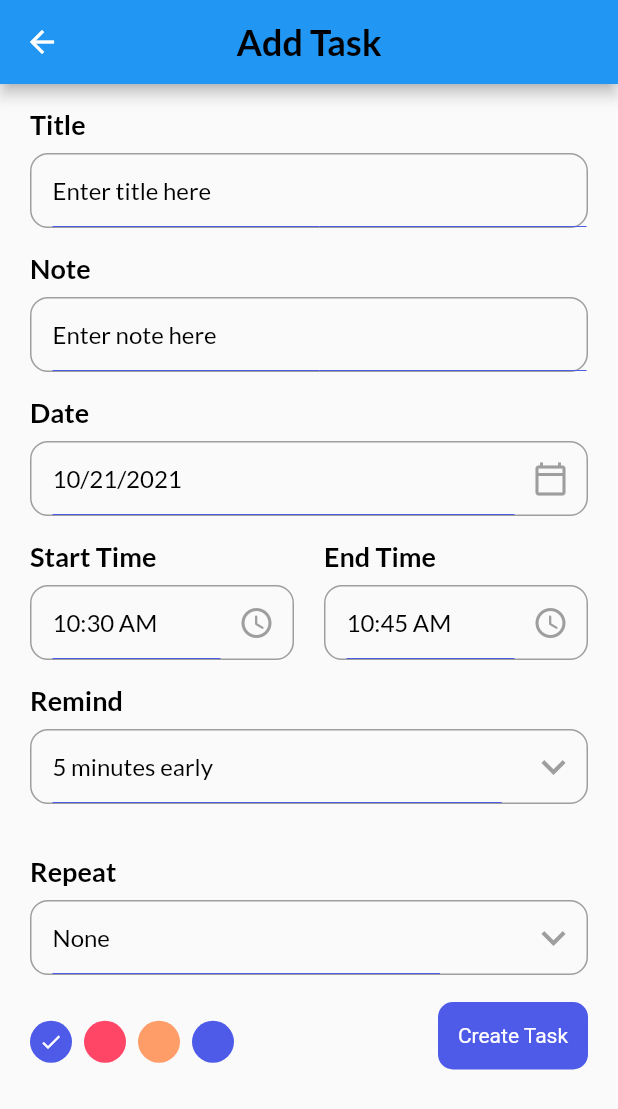
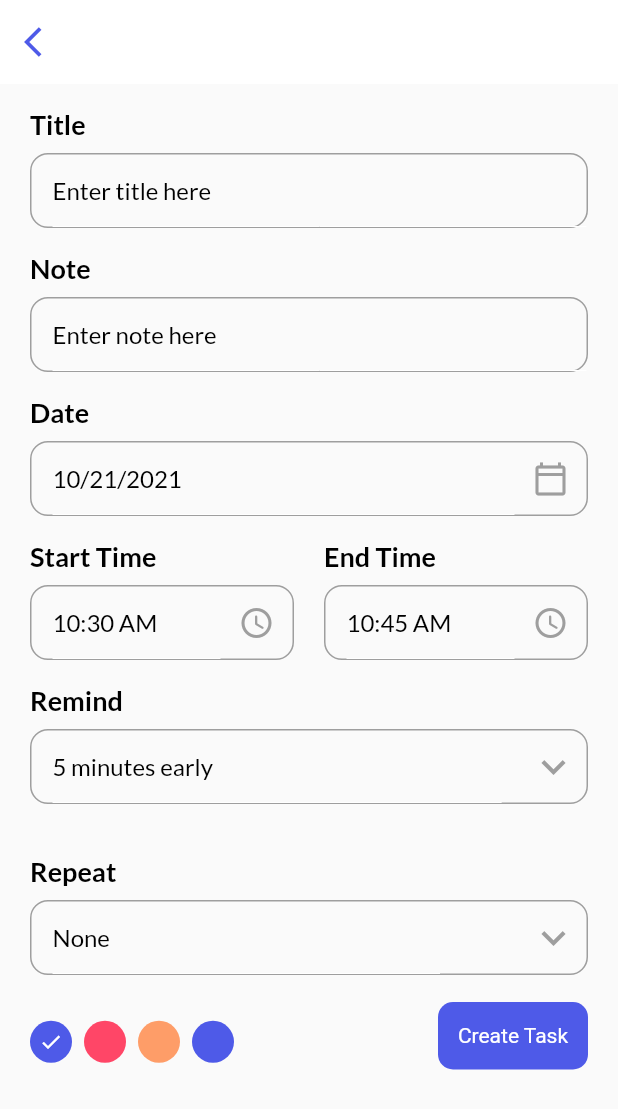
Before and after one commit to HowkMii/Todo-Mii, a Flutter app: the AddTaskPage screen opened directly, on a phone screen of 412 x 824 dp. Shown: the top 1109 px of the screen. Run offline on Flutter 3.47's test engine with Material 2 defaults, Android fonts, the phone set to English and light mode, and no system bars; our stand-ins replace get, get_storage, google_fonts; accounts and stored records are empty.

Commit message:
custom appbar

```diff
--- a/lib/ui/pages/add_task_page.dart
+++ b/lib/ui/pages/add_task_page.dart
@@ -29,10 +29,7 @@ class _AddTaskPageState extends State<AddTaskPage> {
   @override
   Widget build(BuildContext context) {
     return Scaffold(
-      appBar: AppBar(
-        centerTitle: true,
-        title: Text('Add Task',style:headingStyle ,),
-      ),
+      appBar: _appBar(),
       body: Container(
         padding: const EdgeInsets.symmetric(horizontal: 20),
         child: SingleChildScrollView(
@@ -153,6 +150,24 @@ class _AddTaskPageState extends State<AddTaskPage> {
     );
   }
 
+  AppBar _appBar() {
+    return AppBar(
+      /*centerTitle: true,
+      title: Text('Add Task',style:headingStyle ,),*/
+       leading: IconButton(
+          onPressed: ()=>Get.back(),
+          icon: Icon(Icons.arrow_back_ios,size: 24,color: primaryClr,),
+        ),
+        elevation: 0,
+        backgroundColor: context.theme.backgroundColor,
+        centerTitle: true,
+        actions: [
+
+        ],
+
+    );
+  }
+
   Column _colorPalette() {
     return Column(
                   children: [
--- a/lib/ui/theme.dart
+++ b/lib/ui/theme.dart
@@ -12,7 +12,7 @@ const Color darkHeaderClr = Color(0xFF424242);
 class Themes {
   static final light = ThemeData(
     primaryColor: primaryClr,
-    backgroundColor:primaryClr,
+    backgroundColor:Colors.white,
     brightness: Brightness.light,
 
   );
```
